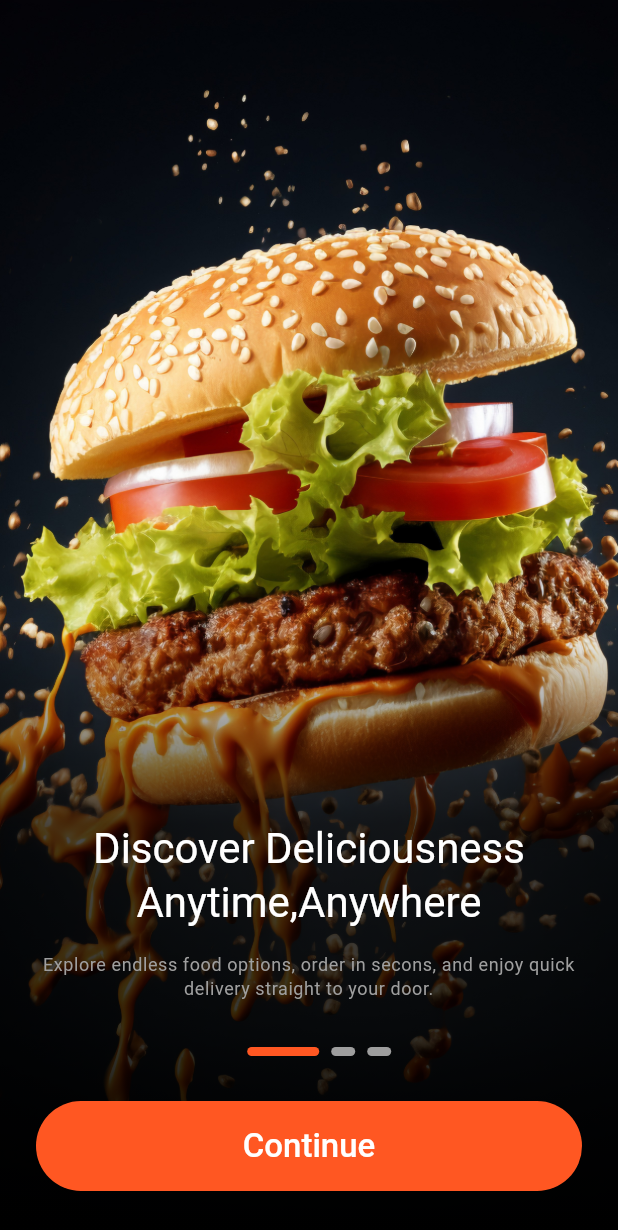
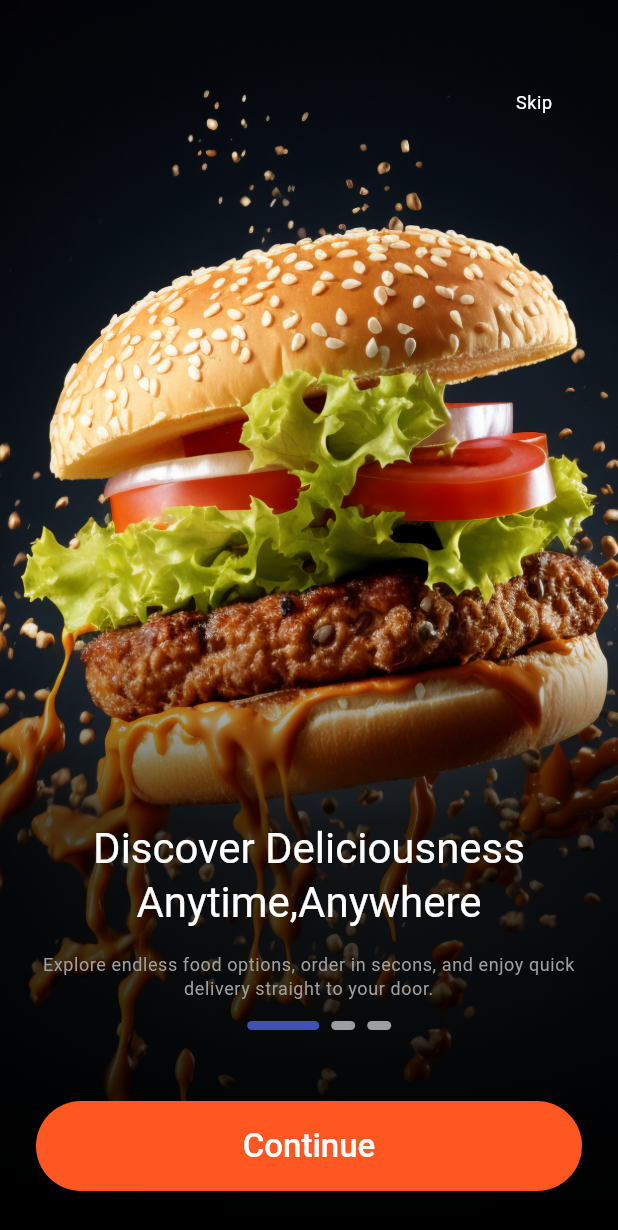
Before and after one commit to bikram-chandra-debnath/Fast-Food, a Flutter app: the screen it shows after launch, on a phone screen of 412 x 824 dp. Shown: the top 1230 px of the screen. Run offline on Flutter 3.47's test engine with Material 3 defaults, Android fonts, the light colour scheme and no system bars; drawn by our look-alikes of smooth_page_indicator; our stand-ins replace get.

Commit message:
Manage onboarding state

```diff
--- a/lib/feature/authenticaton/controller/onboarding/onboarding_coltroller.dart
+++ b/lib/feature/authenticaton/controller/onboarding/onboarding_coltroller.dart
@@ -18,13 +18,10 @@ class OnboardingColtroller extends  GetxController{
 
  // update pagen on dot click
 
- void dotNavigationClick(index){
-
-  currentIndex.value=index;
-
-  pageController.jumpTo(index);
-
- }
+ void dotNavigationClick (index){
+    currentIndex.value= index;
+    pageController.jumpToPage(index);
+  }
  //// next page
   void nextPage (){
 
--- a/lib/feature/authenticaton/screen/onboarding/onboarding_screen.dart
+++ b/lib/feature/authenticaton/screen/onboarding/onboarding_screen.dart
@@ -1,14 +1,17 @@
+import 'package:fast_food/feature/authenticaton/controller/onboarding/onboarding_coltroller.dart';
+import 'package:fast_food/feature/authenticaton/screen/onboarding/widgets/next_button.dart';
 import 'package:fast_food/feature/authenticaton/screen/onboarding/widgets/onboarding_page.dart';
-import 'package:fast_food/utlis/constrant/app_colors.dart';
+import 'package:fast_food/feature/authenticaton/screen/onboarding/widgets/page_indicator.dart';
+import 'package:fast_food/feature/authenticaton/screen/onboarding/widgets/skip_button.dart';
 import 'package:fast_food/utlis/constrant/app_image.dart';
-import 'package:fast_food/utlis/constrant/app_size.dart';
 import 'package:fast_food/utlis/constrant/app_text.dart';
-import 'package:fast_food/utlis/helper/device_helper.dart';
 import 'package:flutter/material.dart';
-import 'package:smooth_page_indicator/smooth_page_indicator.dart';
+import 'package:get/get.dart';
 
 class OnboardingScreen extends StatelessWidget {
-  const OnboardingScreen({super.key});
+  OnboardingScreen({super.key});
+
+  final controller = Get.put(OnboardingColtroller());
 
   @override
   Widget build(BuildContext context) {
@@ -17,6 +20,8 @@ class OnboardingScreen extends StatelessWidget {
         children: [
           // background image and title
           PageView(
+            controller: controller.pageController,
+            onPageChanged: (value) => controller.updatePageIndicator(value),
             children: [
               OnboardingPage(
                 image: AppImage.onboarding1,
@@ -37,58 +42,15 @@ class OnboardingScreen extends StatelessWidget {
           ),
 
           // dot indicator
-          Positioned(
-            bottom: 120,
-            left: DeviceHelper.getScreenWidth(context) / 2.5,
-            right: DeviceHelper.getScreenWidth(context) / 2.5,
-
-            child: SmoothPageIndicator(
-              controller: PageController(),
-              count: 3,
-              effect: ExpandingDotsEffect(
-                dotHeight: 6.0,
-                activeDotColor: AppColors.primary,
-              ),
-            ),
-          ),
+          PageIndicator(),
 
           // Button
-          Positioned(
-            bottom: 30,
-            left: AppSizes.defaultSpace,
-            right: AppSizes.defaultSpace,
-            child: AppElevatedButton(),
-          ),
+          NextButton(),
+
+          // skip
+          SkipButton(),
         ],
       ),
     );
   }
 }
-
-class AppElevatedButton extends StatelessWidget {
-  const AppElevatedButton({
-    super.key,
-  });
-
-  @override
-  Widget build(BuildContext context) {
-    return SizedBox(
-      height: 60,
-      width: double.infinity,
-      child: ElevatedButton(
-        onPressed: () {},
-        style: ElevatedButton.styleFrom(
-          backgroundColor: Colors.deepOrange,
-          foregroundColor: Colors.white,
-        ),
-        child: Text(
-          AppText.appContinue,
-          style: Theme.of(context).textTheme.titleLarge!.copyWith(
-            color: AppColors.white,
-            fontWeight: FontWeight.w500,
-          ),
-        ),
-      ),
-    );
-  }
-}
--- /dev/null
+++ b/lib/feature/authenticaton/screen/onboarding/widgets/next_button.dart
@@ -0,0 +1,33 @@
+import 'package:fast_food/common/buttons/app_elevated_button.dart';
+import 'package:fast_food/feature/authenticaton/controller/onboarding/onboarding_coltroller.dart';
+import 'package:fast_food/utlis/constrant/app_colors.dart';
+import 'package:fast_food/utlis/constrant/app_size.dart';
+import 'package:fast_food/utlis/constrant/app_text.dart';
+import 'package:flutter/material.dart';
+import 'package:get/get.dart';
+
+class NextButton extends StatelessWidget {
+   NextButton({
+    super.key,
+  });
+final controller = OnboardingColtroller.instance;
+  @override
+  Widget build(BuildContext context) {
+    return Positioned(
+      bottom: 30,
+      left: AppSizes.defaultSpace,
+      right: AppSizes.defaultSpace,
+      child: AppElevatedButton(onPressed: () {
+        controller.nextPage();
+       }, child: Obx(
+         ()=> Text(
+            controller.currentIndex==2? AppText.getStarted: AppText.appContinue,
+            style: Theme.of(context).textTheme.titleLarge!.copyWith(
+              color: AppColors.white,
+              fontWeight: FontWeight.w500,
+            ),
+          ),
+       ),),
+    );
+  }
+}
--- /dev/null
+++ b/lib/feature/authenticaton/screen/onboarding/widgets/page_indicator.dart
@@ -0,0 +1,27 @@
+import 'package:fast_food/feature/authenticaton/controller/onboarding/onboarding_coltroller.dart';
+import 'package:fast_food/utlis/helper/device_helper.dart';
+import 'package:flutter/material.dart';
+import 'package:smooth_page_indicator/smooth_page_indicator.dart';
+
+class PageIndicator extends StatelessWidget {
+  PageIndicator({super.key});
+
+  final controller = OnboardingColtroller.instance;
+  @override
+  Widget build(BuildContext context) {
+    return Positioned(
+      bottom: DeviceHelper.getScreenHeight(context) / 6,
+      left: DeviceHelper.getScreenWidth(context) / 2.5,
+      right: DeviceHelper.getScreenWidth(context) / 2.5,
+
+      child: SmoothPageIndicator(
+        controller: controller.pageController,
+        onDotClicked: (index) => controller.dotNavigationClick(index),
+        count: 3,
+        effect: ExpandingDotsEffect(
+          dotHeight: 6.0,
+        ),
+      ),
+    );
+  }
+}
--- /dev/null
+++ b/lib/feature/authenticaton/screen/onboarding/widgets/skip_button.dart
@@ -0,0 +1,35 @@
+
+import 'package:fast_food/feature/authenticaton/controller/onboarding/onboarding_coltroller.dart';
+import 'package:fast_food/utlis/constrant/app_colors.dart';
+import 'package:fast_food/utlis/constrant/app_size.dart';
+import 'package:fast_food/utlis/constrant/app_text.dart';
+import 'package:flutter/material.dart';
+import 'package:get/get.dart';
+
+class SkipButton extends StatelessWidget {
+   SkipButton({
+    super.key,
+  });
+
+  final controller = OnboardingColtroller.instance;
+
+  @override
+  Widget build(BuildContext context) {
+    return Positioned(
+      top: AppSizes.appBarHeight * 0.8,
+      right: AppSizes.defaultSpace,
+      child: Obx(
+        ()=> TextButton(
+          onPressed: (){},
+          // ignore: unrelated_type_equality_checks
+          child:controller.currentIndex ==2? SizedBox(): Text(
+            AppText.skip,
+            style: Theme.of(
+              context,
+            ).textTheme.bodySmall!.copyWith(color: AppColors.white),
+          ),
+        ),
+      ),
+    );
+  }
+}
```
